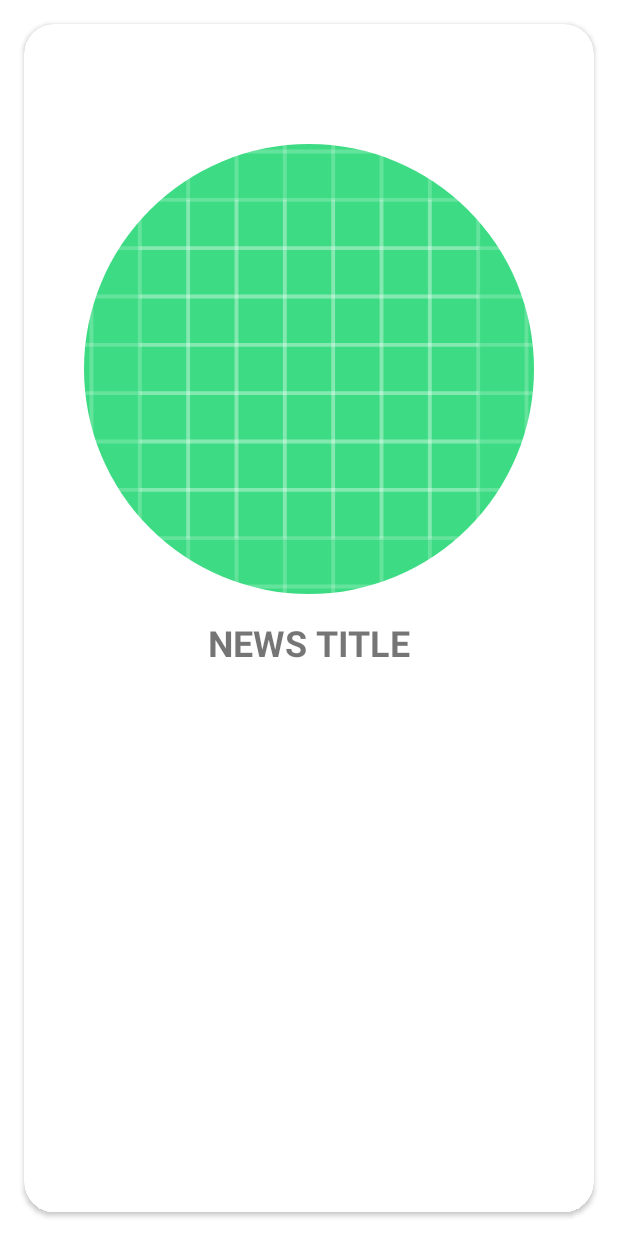
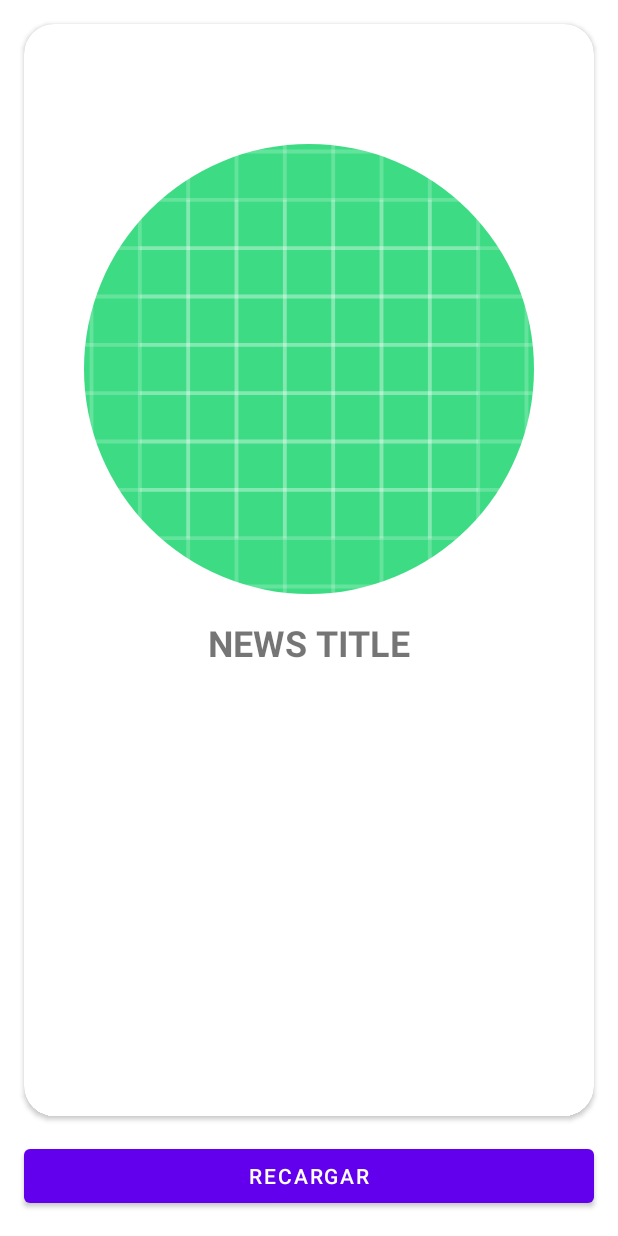
Before and after one commit to Andabero5/Fornite-News, an Android app: the layout fragment_news.xml on its own in the app's theme, with its tools: preview values and no code run, on a phone screen of 412 x 824 dp. Run offline under Robolectric (Android 15) with nearby library versions, the phone set to English and light mode, and no system bars.

Commit message:
reload button

```diff
--- a/app/src/main/res/layout/fragment_news.xml
+++ b/app/src/main/res/layout/fragment_news.xml
@@ -1,11 +1,11 @@
 <?xml version="1.0" encoding="utf-8"?>
-<FrameLayout xmlns:android="http://schemas.android.com/apk/res/android"
+<LinearLayout xmlns:android="http://schemas.android.com/apk/res/android"
     xmlns:tools="http://schemas.android.com/tools"
     android:layout_width="match_parent"
     android:layout_height="match_parent"
     xmlns:app="http://schemas.android.com/apk/res-auto"
-    tools:context=".ui.news.NewsFragment">
-
+    tools:context=".ui.news.NewsFragment"
+    android:orientation="vertical">
     <RelativeLayout
         android:id="@+id/progress_bar"
         android:layout_width="match_parent"
@@ -19,10 +19,21 @@
     <androidx.recyclerview.widget.RecyclerView
         android:id="@+id/rv_news"
         android:layout_width="match_parent"
-        android:layout_height="match_parent"
+        android:layout_height="0dp"
+        android:layout_weight="1"
         app:layoutManager="androidx.recyclerview.widget.GridLayoutManager"
         android:orientation="horizontal"
-        tools:listitem="@layout/news_item"/>
+        tools:listitem="@layout/news_item"
+        />
+    <Button
+        android:id="@+id/btn_reload"
+        android:layout_width="match_parent"
+        android:layout_height="wrap_content"
+        android:text="Recargar"
+        android:layout_marginStart="16dp"
+        android:layout_marginEnd="16dp"
+        android:layout_marginBottom="16dp"/>
 
 
-</FrameLayout>
+
+</LinearLayout>
```
Also changed, not shown: app/src/main/java/com/example/fornitenews/ui/news/NewsFragment.kt (+10 -10 lines), app/src/main/res/layout/fragment_detail.xml (+1 -10 lines).
